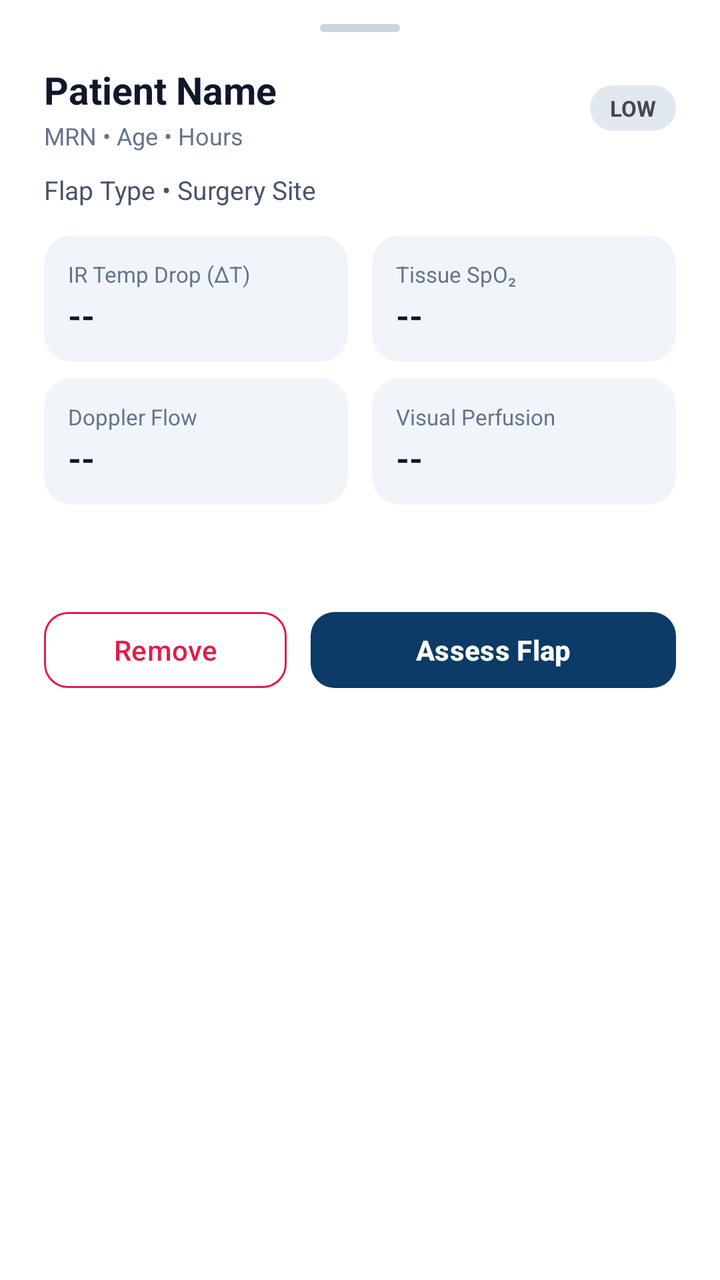
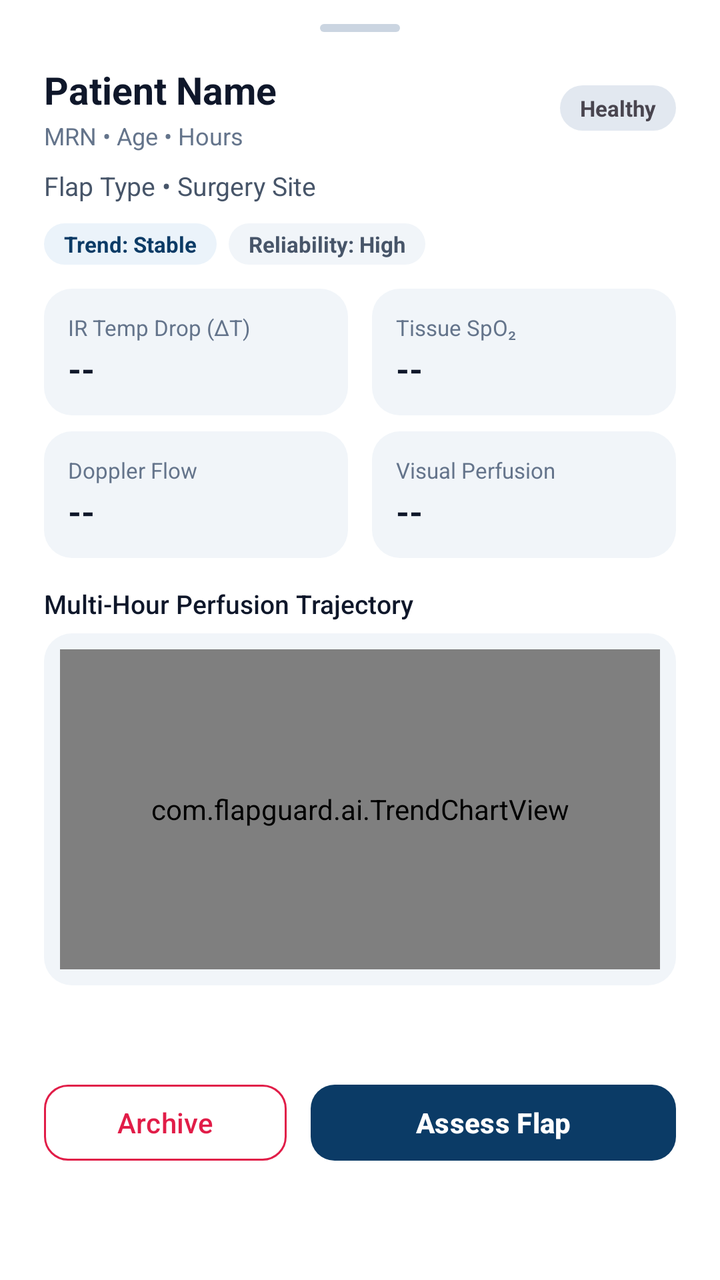

Before-and-after screenshots of an Android layout around one commit, followed by the original layout XML and the change that was made.
<!-- AndroidManifest.xml: application theme Theme.FlapGuardAI -->
<!-- res/layout/sheet_patient_detail.xml -->
<?xml version="1.0" encoding="utf-8"?>
<LinearLayout xmlns:android="http://schemas.android.com/apk/res/android"
    xmlns:app="http://schemas.android.com/apk/res-auto"
    android:layout_width="match_parent"
    android:layout_height="wrap_content"
    android:background="@color/fg_surface"
    android:orientation="vertical"
    android:paddingStart="22dp"
    android:paddingTop="12dp"
    android:paddingEnd="22dp"
    android:paddingBottom="24dp">

    <View
        android:layout_width="40dp"
        android:layout_height="4dp"
        android:layout_gravity="center_horizontal"
        android:layout_marginBottom="16dp"
        android:background="@drawable/bg_sheet_handle" />

    <LinearLayout
        android:layout_width="match_parent"
        android:layout_height="wrap_content"
        android:gravity="center_vertical"
        android:orientation="horizontal">

        <LinearLayout
            android:layout_width="0dp"
            android:layout_height="wrap_content"
            android:layout_weight="1"
            android:orientation="vertical">

            <TextView
                android:id="@+id/tv_sheet_patient_name"
                android:layout_width="wrap_content"
                android:layout_height="wrap_content"
                android:text="Patient Name"
                android:textColor="@color/fg_text_primary"
                android:textSize="19sp"
                android:textStyle="bold" />

            <TextView
                android:id="@+id/tv_sheet_patient_meta"
                android:layout_width="wrap_content"
                android:layout_height="wrap_content"
                android:layout_marginTop="2dp"
                android:text="MRN • Age • Hours"
                android:textColor="@color/fg_text_muted"
                android:textSize="12sp" />
        </LinearLayout>

        <TextView
            android:id="@+id/tv_sheet_risk_badge"
            android:layout_width="wrap_content"
            android:layout_height="wrap_content"
            android:background="@drawable/bg_badge"
            android:paddingStart="10dp"
            android:paddingTop="4dp"
            android:paddingEnd="10dp"
            android:paddingBottom="4dp"
            android:text="LOW"
            android:textSize="11sp"
            android:textStyle="bold" />
    </LinearLayout>

    <TextView
        android:id="@+id/tv_sheet_flap_info"
        android:layout_width="match_parent"
        android:layout_height="wrap_content"
        android:layout_marginTop="10dp"
        android:layout_marginBottom="14dp"
        android:text="Flap Type • Surgery Site"
        android:textColor="@color/fg_text_secondary"
        android:textSize="13sp" />

    
    <LinearLayout
        android:layout_width="match_parent"
        android:layout_height="wrap_content"
        android:layout_marginBottom="8dp"
        android:orientation="horizontal">

        <LinearLayout
            android:layout_width="0dp"
            android:layout_height="wrap_content"
            android:layout_marginEnd="6dp"
            android:layout_weight="1"
            android:background="@drawable/bg_metric_tile"
            android:orientation="vertical"
            android:padding="12dp">

            <TextView
                android:layout_width="wrap_content"
                android:layout_height="wrap_content"
                android:text="IR Temp Drop (ΔT)"
                android:textColor="@color/fg_text_muted"
                android:textSize="11sp" />

            <TextView
                android:id="@+id/tv_detail_delta"
                android:layout_width="wrap_content"
                android:layout_height="wrap_content"
                android:layout_marginTop="2dp"
                android:text="--"
                android:textColor="@color/fg_text_primary"
                android:textSize="17sp"
                android:textStyle="bold" />
        </LinearLayout>

        <LinearLayout
            android:layout_width="0dp"
            android:layout_height="wrap_content"
            android:layout_marginStart="6dp"
            android:layout_weight="1"
            android:background="@drawable/bg_metric_tile"
            android:orientation="vertical"
            android:padding="12dp">

            <TextView
                android:layout_width="wrap_content"
                android:layout_height="wrap_content"
                android:text="Tissue SpO₂"
                android:textColor="@color/fg_text_muted"
                android:textSize="11sp" />

            <TextView
                android:id="@+id/tv_detail_spo2"
                android:layout_width="wrap_content"
                android:layout_height="wrap_content"
                android:layout_marginTop="2dp"
                android:text="--"
                android:textColor="@color/fg_text_primary"
                android:textSize="17sp"
                android:textStyle="bold" />
        </LinearLayout>
    </LinearLayout>

    <LinearLayout
        android:layout_width="match_parent"
        android:layout_height="wrap_content"
        android:layout_marginBottom="14dp"
        android:orientation="horizontal">

        <LinearLayout
            android:layout_width="0dp"
            android:layout_height="wrap_content"
            android:layout_marginEnd="6dp"
            android:layout_weight="1"
            android:background="@drawable/bg_metric_tile"
            android:orientation="vertical"
            android:padding="12dp">

            <TextView
                android:layout_width="wrap_content"
                android:layout_height="wrap_content"
                android:text="Doppler Flow"
                android:textColor="@color/fg_text_muted"
                android:textSize="11sp" />

            <TextView
                android:id="@+id/tv_detail_doppler"
                android:layout_width="wrap_content"
                android:layout_height="wrap_content"
                android:layout_marginTop="2dp"
                android:text="--"
                android:textColor="@color/fg_text_primary"
                android:textSize="17sp"
                android:textStyle="bold" />
        </LinearLayout>

        <LinearLayout
            android:layout_width="0dp"
            android:layout_height="wrap_content"
            android:layout_marginStart="6dp"
            android:layout_weight="1"
            android:background="@drawable/bg_metric_tile"
            android:orientation="vertical"
            android:padding="12dp">

            <TextView
                android:layout_width="wrap_content"
                android:layout_height="wrap_content"
                android:text="Visual Perfusion"
                android:textColor="@color/fg_text_muted"
                android:textSize="11sp" />

            <TextView
                android:id="@+id/tv_detail_visual"
                android:layout_width="wrap_content"
                android:layout_height="wrap_content"
                android:layout_marginTop="2dp"
                android:text="--"
                android:textColor="@color/fg_text_primary"
                android:textSize="17sp"
                android:textStyle="bold" />
        </LinearLayout>
    </LinearLayout>

    <TextView
        android:id="@+id/tv_detail_summary"
        android:layout_width="match_parent"
        android:layout_height="wrap_content"
        android:layout_marginBottom="18dp"
        android:text=""
        android:textColor="@color/fg_text_secondary"
        android:textSize="13sp" />

    <LinearLayout
        android:layout_width="match_parent"
        android:layout_height="wrap_content"
        android:orientation="horizontal">

        <com.google.android.material.button.MaterialButton
            android:id="@+id/btn_sheet_remove"
            style="@style/Widget.Material3.Button.OutlinedButton"
            android:layout_width="0dp"
            android:layout_height="46dp"
            android:layout_marginEnd="6dp"
            android:layout_weight="1"
            android:text="Remove"
            android:textAllCaps="false"
            android:textColor="@color/fg_danger"
            app:cornerRadius="12dp"
            app:strokeColor="@color/fg_danger" />

        <com.google.android.material.button.MaterialButton
            android:id="@+id/btn_sheet_assess"
            android:layout_width="0dp"
            android:layout_height="46dp"
            android:layout_marginStart="6dp"
            android:layout_weight="1.5"
            android:text="Assess Flap"
            android:textAllCaps="false"
            android:textStyle="bold"
            app:backgroundTint="@color/fg_primary"
            app:cornerRadius="12dp" />
    </LinearLayout>
</LinearLayout>
<!-- resources referenced by this layout -->
<resources>
  <color name="fg_danger">#E11D48</color>
  <color name="fg_primary">#0B3B66</color>
  <color name="fg_surface">#FFFFFF</color>
  <color name="fg_text_muted">#64748B</color>
  <color name="fg_text_primary">#0F172A</color>
  <color name="fg_text_secondary">#475569</color>
  <!-- drawable bg_badge (drawable) -->
  <?xml version="1.0" encoding="utf-8"?>
  <shape xmlns:android="http://schemas.android.com/apk/res/android" android:shape="rectangle">
      <solid android:color="#E2E8F0" />
      <corners android:radius="999dp" />
  </shape>
  <!-- drawable bg_metric_tile (drawable) -->
  <?xml version="1.0" encoding="utf-8"?>
  <shape xmlns:android="http://schemas.android.com/apk/res/android" android:shape="rectangle">
      <solid android:color="@color/fg_surface_soft" />
      <corners android:radius="14dp" />
  </shape>
  <!-- drawable bg_sheet_handle (drawable) -->
  <?xml version="1.0" encoding="utf-8"?>
  <shape xmlns:android="http://schemas.android.com/apk/res/android" android:shape="rectangle">
      <solid android:color="#CBD5E1" />
      <corners android:radius="999dp" />
  </shape>
  <style name="Theme.FlapGuardAI" parent="Base.Theme.FlapGuardAI" />
  <color name="fg_surface_soft">#F1F5F9</color>
  <style name="Base.Theme.FlapGuardAI" parent="Theme.Material3.Light.NoActionBar">
          <item name="colorPrimary">@color/fg_primary</item>
          <item name="colorOnPrimary">@color/white</item>
          <item name="colorPrimaryContainer">@color/fg_primary_soft</item>
          <item name="colorOnPrimaryContainer">@color/fg_primary</item>
          <item name="colorSecondary">@color/fg_accent</item>
          <item name="colorOnSecondary">@color/white</item>
          <item name="colorSecondaryContainer">@color/fg_primary_soft</item>
          <item name="colorOnSecondaryContainer">@color/fg_primary</item>
          <item name="colorSurface">@color/fg_surface</item>
          <item name="colorSurfaceVariant">@color/fg_surface_soft</item>
          <item name="colorOutline">@color/fg_border</item>
          <item name="android:windowBackground">@color/fg_bg</item>
          <item name="android:statusBarColor">@color/fg_bg</item>
          <item name="android:windowLightStatusBar">true</item>
      </style>
  <color name="white">#FFFFFF</color>
  <color name="fg_primary_soft">#EBF3FA</color>
  <color name="fg_accent">#0D9488</color>
  <color name="fg_border">#E2E8F0</color>
  <color name="fg_bg">#F2F4F7</color>
</resources>

<!-- the commit's change to res/layout/sheet_patient_detail.xml (unified diff, before → after) -->
@@ -1,237 +1,318 @@
 <?xml version="1.0" encoding="utf-8"?>
-<LinearLayout xmlns:android="http://schemas.android.com/apk/res/android"
+<androidx.core.widget.NestedScrollView xmlns:android="http://schemas.android.com/apk/res/android"
     xmlns:app="http://schemas.android.com/apk/res-auto"
     android:layout_width="match_parent"
     android:layout_height="wrap_content"
-    android:background="@color/fg_surface"
-    android:orientation="vertical"
-    android:paddingStart="22dp"
-    android:paddingTop="12dp"
-    android:paddingEnd="22dp"
-    android:paddingBottom="24dp">
-
-    <View
-        android:layout_width="40dp"
-        android:layout_height="4dp"
-        android:layout_gravity="center_horizontal"
-        android:layout_marginBottom="16dp"
-        android:background="@drawable/bg_sheet_handle" />
+    android:background="@color/fg_surface">
 
     <LinearLayout
         android:layout_width="match_parent"
         android:layout_height="wrap_content"
-        android:gravity="center_vertical"
-        android:orientation="horizontal">
-
-        <LinearLayout
-            android:layout_width="0dp"
-            android:layout_height="wrap_content"
-            android:layout_weight="1"
-            android:orientation="vertical">
+        android:orientation="vertical"
+        android:paddingStart="22dp"
+        android:paddingTop="12dp"
+        android:paddingEnd="22dp"
+        android:paddingBottom="26dp">
+
+        <View
+            android:layout_width="40dp"
+            android:layout_height="4dp"
+            android:layout_gravity="center_horizontal"
+            android:layout_marginBottom="16dp"
+            android:background="@drawable/bg_sheet_handle" />
+
+        <LinearLayout
+            android:layout_width="match_parent"
+            android:layout_height="wrap_content"
+            android:gravity="center_vertical"
+            android:orientation="horizontal">
+
+            <LinearLayout
+                android:layout_width="0dp"
+                android:layout_height="wrap_content"
+                android:layout_weight="1"
+                android:orientation="vertical">
+
+                <TextView
+                    android:id="@+id/tv_sheet_patient_name"
+                    android:layout_width="wrap_content"
+                    android:layout_height="wrap_content"
+                    android:text="Patient Name"
+                    android:textColor="@color/fg_text_primary"
+                    android:textSize="19sp"
+                    android:textStyle="bold" />
+
+                <TextView
+                    android:id="@+id/tv_sheet_patient_meta"
+                    android:layout_width="wrap_content"
+                    android:layout_height="wrap_content"
+                    android:layout_marginTop="2dp"
+                    android:text="MRN • Age • Hours"
+                    android:textColor="@color/fg_text_muted"
+                    android:textSize="12sp" />
+            </LinearLayout>
 
             <TextView
-                android:id="@+id/tv_sheet_patient_name"
+                android:id="@+id/tv_sheet_risk_badge"
                 android:layout_width="wrap_content"
                 android:layout_height="wrap_content"
-                android:text="Patient Name"
-                android:textColor="@color/fg_text_primary"
-                android:textSize="19sp"
+                android:background="@drawable/bg_badge"
+                android:paddingStart="10dp"
+                android:paddingTop="4dp"
+                android:paddingEnd="10dp"
+                android:paddingBottom="4dp"
+                android:text="Healthy"
+                android:textSize="11sp"
                 android:textStyle="bold" />
+        </LinearLayout>
+
+        <TextView
+            android:id="@+id/tv_sheet_flap_info"
+            android:layout_width="match_parent"
+            android:layout_height="wrap_content"
+            android:layout_marginTop="8dp"
+            android:text="Flap Type • Surgery Site"
+            android:textColor="@color/fg_text_secondary"
+            android:textSize="13sp" />
+
+        
+        <LinearLayout
+            android:layout_width="match_parent"
+            android:layout_height="wrap_content"
+            android:layout_marginTop="10dp"
+            android:layout_marginBottom="12dp"
+            android:orientation="horizontal">
 
             <TextView
-                android:id="@+id/tv_sheet_patient_meta"
+                android:id="@+id/tv_detail_trend_badge"
                 android:layout_width="wrap_content"
                 android:layout_height="wrap_content"
-                android:layout_marginTop="2dp"
-                android:text="MRN • Age • Hours"
-                android:textColor="@color/fg_text_muted"
-                android:textSize="12sp" />
+                android:layout_marginEnd="6dp"
+                android:background="@drawable/bg_badge"
+                android:backgroundTint="@color/fg_primary_soft"
+                android:paddingStart="10dp"
+                android:paddingTop="3dp"
+                android:paddingEnd="10dp"
+                android:paddingBottom="3dp"
+                android:text="Trend: Stable"
+                android:textColor="@color/fg_primary"
+                android:textSize="11sp"
+                android:textStyle="bold" />
+
+            <TextView
+                android:id="@+id/tv_detail_conf_badge"
+                android:layout_width="wrap_content"
+                android:layout_height="wrap_content"
+                android:background="@drawable/bg_badge"
+                android:backgroundTint="@color/fg_surface_soft"
+                android:paddingStart="10dp"
+                android:paddingTop="3dp"
+                android:paddingEnd="10dp"
+                android:paddingBottom="3dp"
+                android:text="Reliability: High"
+                android:textColor="@color/fg_text_secondary"
+                android:textSize="11sp"
+                android:textStyle="bold" />
         </LinearLayout>
 
         <TextView
-            android:id="@+id/tv_sheet_risk_badge"
+            android:id="@+id/tv_detail_ood_warning"
+            android:layout_width="match_parent"
+            android:layout_height="wrap_content"
+            android:layout_marginBottom="10dp"
+            android:background="@drawable/bg_metric_tile"
+            android:backgroundTint="@color/fg_danger_bg"
+            android:padding="10dp"
+            android:text="Out-of-distribution sensor reading detected — verify probe placement."
+            android:textColor="@color/fg_danger"
+            android:textSize="12sp"
+            android:textStyle="bold"
+            android:visibility="gone" />
+
+        
+        <LinearLayout
+            android:layout_width="match_parent"
+            android:layout_height="wrap_content"
+            android:layout_marginBottom="8dp"
+            android:orientation="horizontal">
+
+            <LinearLayout
+                android:layout_width="0dp"
+                android:layout_height="wrap_content"
+                android:layout_marginEnd="6dp"
+                android:layout_weight="1"
+                android:background="@drawable/bg_metric_tile"
+                android:orientation="vertical"
+                android:padding="12dp">
+
+                <TextView
+                    android:layout_width="wrap_content"
+                    android:layout_height="wrap_content"
+                    android:text="IR Temp Drop (ΔT)"
+                    android:textColor="@color/fg_text_muted"
+                    android:textSize="11sp" />
+
+                <TextView
+                    android:id="@+id/tv_detail_delta"
+                    android:layout_width="wrap_content"
+                    android:layout_height="wrap_content"
+                    android:layout_marginTop="2dp"
+                    android:text="--"
+                    android:textColor="@color/fg_text_primary"
+                    android:textSize="17sp"
+                    android:textStyle="bold" />
+            </LinearLayout>
+
+            <LinearLayout
+                android:layout_width="0dp"
+                android:layout_height="wrap_content"
+                android:layout_marginStart="6dp"
+                android:layout_weight="1"
+                android:background="@drawable/bg_metric_tile"
+                android:orientation="vertical"
+                android:padding="12dp">
+
+                <TextView
+                    android:layout_width="wrap_content"
+                    android:layout_height="wrap_content"
+                    android:text="Tissue SpO₂"
+                    android:textColor="@color/fg_text_muted"
+                    android:textSize="11sp" />
+
+                <TextView
+                    android:id="@+id/tv_detail_spo2"
+                    android:layout_width="wrap_content"
+                    android:layout_height="wrap_content"
+                    android:layout_marginTop="2dp"
+                    android:text="--"
+                    android:textColor="@color/fg_text_primary"
+                    android:textSize="17sp"
+                    android:textStyle="bold" />
+            </LinearLayout>
+        </LinearLayout>
+
+        <LinearLayout
+            android:layout_width="match_parent"
+            android:layout_height="wrap_content"
+            android:layout_marginBottom="14dp"
+            android:orientation="horizontal">
+
+            <LinearLayout
+                android:layout_width="0dp"
+                android:layout_height="wrap_content"
+                android:layout_marginEnd="6dp"
+                android:layout_weight="1"
+                android:background="@drawable/bg_metric_tile"
+                android:orientation="vertical"
+                android:padding="12dp">
+
+                <TextView
+                    android:layout_width="wrap_content"
+                    android:layout_height="wrap_content"
+                    android:text="Doppler Flow"
+                    android:textColor="@color/fg_text_muted"
+                    android:textSize="11sp" />
+
+                <TextView
+                    android:id="@+id/tv_detail_doppler"
+                    android:layout_width="wrap_content"
+                    android:layout_height="wrap_content"
+                    android:layout_marginTop="2dp"
+                    android:text="--"
+                    android:textColor="@color/fg_text_primary"
+                    android:textSize="17sp"
+                    android:textStyle="bold" />
+            </LinearLayout>
+
+            <LinearLayout
+                android:layout_width="0dp"
+                android:layout_height="wrap_content"
+                android:layout_marginStart="6dp"
+                android:layout_weight="1"
+                android:background="@drawable/bg_metric_tile"
+                android:orientation="vertical"
+                android:padding="12dp">
+
+                <TextView
+                    android:layout_width="wrap_content"
+                    android:layout_height="wrap_content"
+                    android:text="Visual Perfusion"
+                    android:textColor="@color/fg_text_muted"
+                    android:textSize="11sp" />
+
+                <TextView
+                    android:id="@+id/tv_detail_visual"
+                    android:layout_width="wrap_content"
+                    android:layout_height="wrap_content"
+                    android:layout_marginTop="2dp"
+                    android:text="--"
+                    android:textColor="@color/fg_text_primary"
+                    android:textSize="17sp"
+                    android:textStyle="bold" />
+            </LinearLayout>
+        </LinearLayout>
+
+        
+        <TextView
             android:layout_width="wrap_content"
             android:layout_height="wrap_content"
-            android:background="@drawable/bg_badge"
-            android:paddingStart="10dp"
-            android:paddingTop="4dp"
-            android:paddingEnd="10dp"
-            android:paddingBottom="4dp"
-            android:text="LOW"
-            android:textSize="11sp"
-            android:textStyle="bold" />
+            android:layout_marginBottom="6dp"
+            android:fontFamily="sans-serif-medium"
+            android:text="Multi-Hour Perfusion Trajectory"
+            android:textColor="@color/fg_text_primary"
+            android:textSize="13sp" />
+
+        <FrameLayout
+            android:layout_width="match_parent"
+            android:layout_height="176dp"
+            android:layout_marginBottom="12dp"
+            android:background="@drawable/bg_metric_tile"
+            android:padding="8dp">
+
+            <com.flapguard.ai.TrendChartView
+                android:id="@+id/view_trend_chart"
+                android:layout_width="match_parent"
+                android:layout_height="match_parent" />
+        </FrameLayout>
+
+        <TextView
+            android:id="@+id/tv_detail_summary"
+            android:layout_width="match_parent"
+            android:layout_height="wrap_content"
+            android:layout_marginBottom="16dp"
+            android:text=""
+            android:textColor="@color/fg_text_secondary"
+            android:textSize="13sp" />
+
+        <LinearLayout
+            android:layout_width="match_parent"
+            android:layout_height="wrap_content"
+            android:orientation="horizontal">
+
+            <com.google.android.material.button.MaterialButton
+                android:id="@+id/btn_sheet_remove"
+                style="@style/Widget.Material3.Button.OutlinedButton"
+                android:layout_width="0dp"
+                android:layout_height="46dp"
+                android:layout_marginEnd="6dp"
+                android:layout_weight="1"
+                android:text="Archive"
+                android:textAllCaps="false"
+                android:textColor="@color/fg_danger"
+                app:cornerRadius="12dp"
+                app:strokeColor="@color/fg_danger" />
+
+            <com.google.android.material.button.MaterialButton
+                android:id="@+id/btn_sheet_assess"
+                android:layout_width="0dp"
+                android:layout_height="46dp"
+                android:layout_marginStart="6dp"
+                android:layout_weight="1.5"
+                android:text="Assess Flap"
+                android:textAllCaps="false"
+                android:textStyle="bold"
+                app:backgroundTint="@color/fg_primary"
+                app:cornerRadius="12dp" />
+        </LinearLayout>
     </LinearLayout>
-
-    <TextView
-        android:id="@+id/tv_sheet_flap_info"
-        android:layout_width="match_parent"
-        android:layout_height="wrap_content"
-        android:layout_marginTop="10dp"
-        android:layout_marginBottom="14dp"
-        android:text="Flap Type • Surgery Site"
-        android:textColor="@color/fg_text_secondary"
-        android:textSize="13sp" />
-
-    
-    <LinearLayout
-        android:layout_width="match_parent"
-        android:layout_height="wrap_content"
-        android:layout_marginBottom="8dp"
-        android:orientation="horizontal">
-
-        <LinearLayout
-            android:layout_width="0dp"
-            android:layout_height="wrap_content"
-            android:layout_marginEnd="6dp"
-            android:layout_weight="1"
-            android:background="@drawable/bg_metric_tile"
-            android:orientation="vertical"
-            android:padding="12dp">
-
-            <TextView
-                android:layout_width="wrap_content"
-                android:layout_height="wrap_content"
-                android:text="IR Temp Drop (ΔT)"
-                android:textColor="@color/fg_text_muted"
-                android:textSize="11sp" />
-
-            <TextView
-                android:id="@+id/tv_detail_delta"
-                android:layout_width="wrap_content"
-                android:layout_height="wrap_content"
-                android:layout_marginTop="2dp"
-                android:text="--"
-                android:textColor="@color/fg_text_primary"
-                android:textSize="17sp"
-                android:textStyle="bold" />
-        </LinearLayout>
-
-        <LinearLayout
-            android:layout_width="0dp"
-            android:layout_height="wrap_content"
-            android:layout_marginStart="6dp"
-            android:layout_weight="1"
-            android:background="@drawable/bg_metric_tile"
-            android:orientation="vertical"
-            android:padding="12dp">
-
-            <TextView
-                android:layout_width="wrap_content"
-                android:layout_height="wrap_content"
-                android:text="Tissue SpO₂"
-                android:textColor="@color/fg_text_muted"
-                android:textSize="11sp" />
-
-            <TextView
-                android:id="@+id/tv_detail_spo2"
-                android:layout_width="wrap_content"
-                android:layout_height="wrap_content"
-                android:layout_marginTop="2dp"
-                android:text="--"
-                android:textColor="@color/fg_text_primary"
-                android:textSize="17sp"
-                android:textStyle="bold" />
-        </LinearLayout>
-    </LinearLayout>
-
-    <LinearLayout
-        android:layout_width="match_parent"
-        android:layout_height="wrap_content"
-        android:layout_marginBottom="14dp"
-        android:orientation="horizontal">
-
-        <LinearLayout
-            android:layout_width="0dp"
-            android:layout_height="wrap_content"
-            android:layout_marginEnd="6dp"
-            android:layout_weight="1"
-            android:background="@drawable/bg_metric_tile"
-            android:orientation="vertical"
-            android:padding="12dp">
-
-            <TextView
-                android:layout_width="wrap_content"
-                android:layout_height="wrap_content"
-                android:text="Doppler Flow"
-                android:textColor="@color/fg_text_muted"
-                android:textSize="11sp" />
-
-            <TextView
-                android:id="@+id/tv_detail_doppler"
-                android:layout_width="wrap_content"
-                android:layout_height="wrap_content"
-                android:layout_marginTop="2dp"
-                android:text="--"
-                android:textColor="@color/fg_text_primary"
-                android:textSize="17sp"
-                android:textStyle="bold" />
-        </LinearLayout>
-
-        <LinearLayout
-            android:layout_width="0dp"
-            android:layout_height="wrap_content"
-            android:layout_marginStart="6dp"
-            android:layout_weight="1"
-            android:background="@drawable/bg_metric_tile"
-            android:orientation="vertical"
-            android:padding="12dp">
-
-            <TextView
-                android:layout_width="wrap_content"
-                android:layout_height="wrap_content"
-                android:text="Visual Perfusion"
-                android:textColor="@color/fg_text_muted"
-                android:textSize="11sp" />
-
-            <TextView
-                android:id="@+id/tv_detail_visual"
-                android:layout_width="wrap_content"
-                android:layout_height="wrap_content"
-                android:layout_marginTop="2dp"
-                android:text="--"
-                android:textColor="@color/fg_text_primary"
-                android:textSize="17sp"
-                android:textStyle="bold" />
-        </LinearLayout>
-    </LinearLayout>
-
-    <TextView
-        android:id="@+id/tv_detail_summary"
-        android:layout_width="match_parent"
-        android:layout_height="wrap_content"
-        android:layout_marginBottom="18dp"
-        android:text=""
-        android:textColor="@color/fg_text_secondary"
-        android:textSize="13sp" />
-
-    <LinearLayout
-        android:layout_width="match_parent"
-        android:layout_height="wrap_content"
-        android:orientation="horizontal">
-
-        <com.google.android.material.button.MaterialButton
-            android:id="@+id/btn_sheet_remove"
-            style="@style/Widget.Material3.Button.OutlinedButton"
-            android:layout_width="0dp"
-            android:layout_height="46dp"
-            android:layout_marginEnd="6dp"
-            android:layout_weight="1"
-            android:text="Remove"
-            android:textAllCaps="false"
-            android:textColor="@color/fg_danger"
-            app:cornerRadius="12dp"
-            app:strokeColor="@color/fg_danger" />
-
-        <com.google.android.material.button.MaterialButton
-            android:id="@+id/btn_sheet_assess"
-            android:layout_width="0dp"
-            android:layout_height="46dp"
-            android:layout_marginStart="6dp"
-            android:layout_weight="1.5"
-            android:text="Assess Flap"
-            android:textAllCaps="false"
-            android:textStyle="bold"
-            app:backgroundTint="@color/fg_primary"
-            app:cornerRadius="12dp" />
-    </LinearLayout>
-</LinearLayout>
+</androidx.core.widget.NestedScrollView>
<!-- resource entries referenced after the edit -->
@@ -1,6 +1,7 @@
 <!-- resources referenced by this layout -->
 <resources>
   <color name="fg_danger">#E11D48</color>
+  <color name="fg_danger_bg">#FFF1F2</color>
   <color name="fg_primary">#0B3B66</color>
   <color name="fg_surface">#FFFFFF</color>
   <color name="fg_text_muted">#64748B</color>
